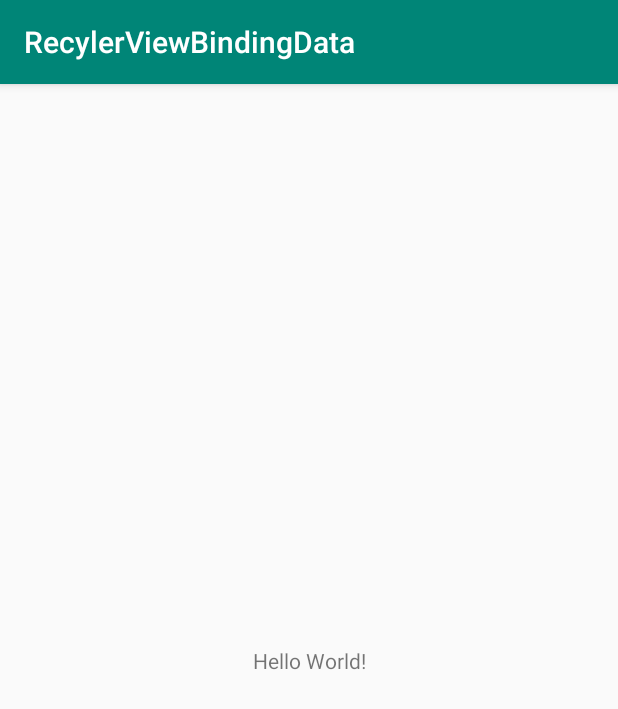
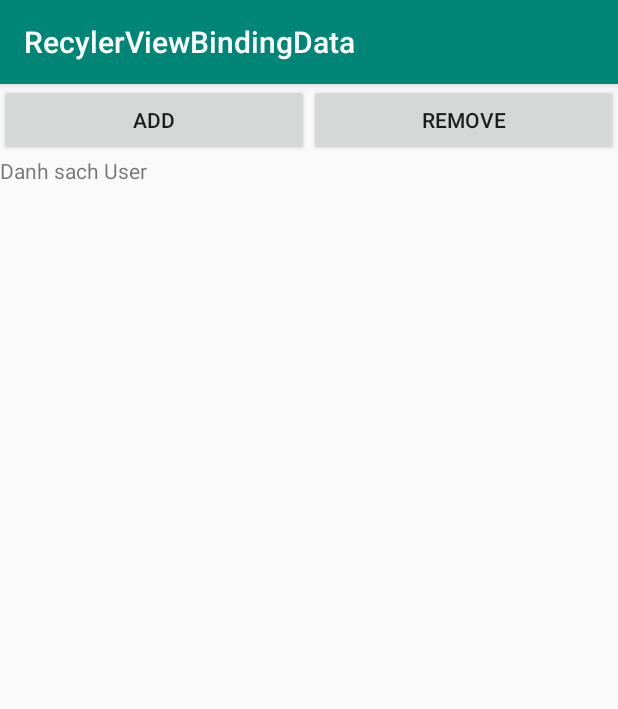
Before and after one commit to PhamCongDan/RecylerViewBindingData, an Android app: the screen it shows after launch (MainActivity), on a phone screen of 412 x 824 dp. Shown: the top 709 px of the screen. Run offline under Robolectric (Android 15) with nearby library versions, the phone set to English and light mode, and no system bars; our stand-ins replace data binding; 1 statement that could not run was skipped.

Commit message:
using mvvm model

```diff
--- a/app/build.gradle
+++ b/app/build.gradle
@@ -16,6 +16,9 @@ android {
             proguardFiles getDefaultProguardFile('proguard-android-optimize.txt'), 'proguard-rules.pro'
         }
     }
+    dataBinding {
+        enabled true
+    }
 }
 
 dependencies {
@@ -25,4 +28,6 @@ dependencies {
     testImplementation 'junit:junit:4.12'
     androidTestImplementation 'com.android.support.test:runner:1.0.2'
     androidTestImplementation 'com.android.support.test.espresso:espresso-core:3.0.2'
+    implementation 'com.android.support:recyclerview-v7:28.0.0'
+
 }
--- a/app/src/main/AndroidManifest.xml
+++ b/app/src/main/AndroidManifest.xml
@@ -9,7 +9,7 @@
         android:roundIcon="@mipmap/ic_launcher_round"
         android:supportsRtl="true"
         android:theme="@style/AppTheme">
-        <activity android:name=".MainActivity">
+        <activity android:name="danpc.rikkei.view.activity.MainActivity">
             <intent-filter>
                 <action android:name="android.intent.action.MAIN" />
 
--- /dev/null
+++ b/app/src/main/java/danpc/rikkei/model/User.java
@@ -0,0 +1,31 @@
+package danpc.rikkei.model;
+
+public class User {
+    private String firstName;
+    private String lastName;
+
+    public User() {
+    }
+
+    public User(String firstName, String lastName) {
+        this.firstName = firstName;
+        this.lastName = lastName;
+    }
+
+    public String getFirstName() {
+        return firstName;
+    }
+
+    public void setFirstName(String firstName) {
+        this.firstName = firstName;
+    }
+
+    public String getLastName() {
+        return lastName;
+    }
+
+    public void setLastName(String lastName) {
+        this.lastName = lastName;
+    }
+
+}
--- /dev/null
+++ b/app/src/main/java/danpc/rikkei/view/activity/MainActivity.java
@@ -0,0 +1,51 @@
+package danpc.rikkei.view.activity;
+
+import android.databinding.DataBindingUtil;
+import android.support.v7.app.AppCompatActivity;
+import android.os.Bundle;
+import android.support.v7.widget.LinearLayoutManager;
+import android.support.v7.widget.RecyclerView;
+
+import java.util.ArrayList;
+
+import danpc.rikkei.model.User;
+import danpc.rikkei.recylerviewbindingdata.R;
+import danpc.rikkei.recylerviewbindingdata.databinding.ActivityMainBinding;
+import danpc.rikkei.view.adapter.UserAdapter;
+import danpc.rikkei.viewmodel.MainActivityModel;
+import danpc.rikkei.viewmodel.UserListModel;
+
+public class MainActivity extends AppCompatActivity {
+
+    @Override
+    protected void onCreate(Bundle savedInstanceState) {
+        super.onCreate(savedInstanceState);
+        setContentView(R.layout.activity_main);
+        initBinding();
+    }
+
+    private void addControls() {
+        RecyclerView recyclerView = findViewById(R.id.rclUser);
+        recyclerView.setHasFixedSize(true);
+        LinearLayoutManager layoutManager = new LinearLayoutManager(this, RecyclerView.VERTICAL, false);
+
+        recyclerView.setLayoutManager(layoutManager);
+        ArrayList<User> lstUser = new ArrayList<>();
+        lstUser.add(new User("dan", "pc"));
+        lstUser.add(new User("hung", "dx"));
+
+        UserAdapter adapter = new UserAdapter(lstUser);
+        recyclerView.setAdapter(adapter);
+    }
+
+    private void initBinding() {
+        ActivityMainBinding binding = DataBindingUtil.setContentView(this, R.layout.activity_main);
+        MainActivityModel mainActivityModel = new MainActivityModel("Danh sach User");
+        binding.setMain(mainActivityModel);
+
+        UserListModel infors = new UserListModel();
+        binding.setInfors(infors);
+    }
+
+
+}
--- /dev/null
+++ b/app/src/main/java/danpc/rikkei/viewmodel/MainActivityModel.java
@@ -0,0 +1,17 @@
+package danpc.rikkei.viewmodel;
+
+public class MainActivityModel {
+    private String title;
+
+    public MainActivityModel(String title) {
+        this.title = title;
+    }
+
+    public String getTitle() {
+        return title;
+    }
+
+    public void setTitle(String title) {
+        this.title = title;
+    }
+}
--- /dev/null
+++ b/app/src/main/java/danpc/rikkei/viewmodel/UserListModel.java
@@ -0,0 +1,38 @@
+package danpc.rikkei.viewmodel;
+
+import android.databinding.ObservableArrayList;
+import android.view.View;
+
+
+import java.util.Random;
+
+import danpc.rikkei.model.User;
+
+public class UserListModel {
+    public ObservableArrayList<User> lstUser = new ObservableArrayList<>();
+    private int sizeUser = 500;
+
+    public UserListModel() {
+        Random r = new Random();
+        for (int i = 0; i <sizeUser; i++) {
+            User user = new User();
+            String firstName = "dan " + i;
+            String lastName = "pc " + i;
+
+            user.setFirstName(firstName);
+            user.setLastName(lastName);
+        }
+    }
+
+    private void add(User user) {
+        lstUser.add(user);
+    }
+
+    public void add(View v) {
+        add(new User("a", "danpc"));
+    }
+
+    public void remove (View v) {
+        lstUser.remove(0);
+    }
+}
--- a/app/src/main/res/layout/activity_main.xml
+++ b/app/src/main/res/layout/activity_main.xml
@@ -1,18 +1,57 @@
 <?xml version="1.0" encoding="utf-8"?>
-<android.support.constraint.ConstraintLayout xmlns:android="http://schemas.android.com/apk/res/android"
+<layout
+    xmlns:android="http://schemas.android.com/apk/res/android"
     xmlns:app="http://schemas.android.com/apk/res-auto"
     xmlns:tools="http://schemas.android.com/tools"
-    android:layout_width="match_parent"
-    android:layout_height="match_parent"
-    tools:context=".MainActivity">
+    xmlns:bind="http://schemas.android.com/apk/res-auto">
 
-    <TextView
-        android:layout_width="wrap_content"
-        android:layout_height="wrap_content"
-        android:text="Hello World!"
-        app:layout_constraintBottom_toBottomOf="parent"
-        app:layout_constraintLeft_toLeftOf="parent"
-        app:layout_constraintRight_toRightOf="parent"
-        app:layout_constraintTop_toTopOf="parent" />
+    <data>
+        <variable
+            name="main"
+            type="danpc.rikkei.viewmodel.MainActivityModel" />
 
-</android.support.constraint.ConstraintLayout>
+        <variable
+            name="infors"
+            type="danpc.rikkei.viewmodel.UserListModel" />
+    </data>
+
+    <LinearLayout
+        android:layout_width="match_parent"
+        android:layout_height="match_parent"
+        android:orientation="vertical"
+        tools:context="danpc.rikkei.view.activity.MainActivity">
+        <LinearLayout
+            android:layout_width="match_parent"
+            android:layout_height="wrap_content">
+
+            <Button
+                android:id="@+id/button"
+                android:layout_width="wrap_content"
+                android:layout_height="wrap_content"
+                android:layout_weight="1"
+                android:text="Add"
+                android:onClick="@{infors::add}"/>
+
+            <Button
+                android:id="@+id/button2"
+                android:layout_width="wrap_content"
+                android:layout_height="wrap_content"
+                android:layout_weight="1"
+                android:text="Remove"
+                android:onClick="@{infors::remove}"/>
+        </LinearLayout>
+
+        <TextView
+            android:layout_width="wrap_content"
+            android:layout_height="wrap_content"
+            android:text="@{main.title}" />
+
+        <android.support.v7.widget.RecyclerView
+            android:id="@+id/rclUser"
+            android:layout_width="match_parent"
+            android:layout_height="wrap_content"
+            bind:items="@{infors.lstUser}"
+            />
+    </LinearLayout>
+
+</layout>
```
Also changed, not shown: app/src/main/java/danpc/rikkei/recylerviewbindingdata/MainActivity.java (deleted, +0 -13 lines), app/src/main/java/danpc/rikkei/view/adapter/ListBinder.java (added, +21 -0 lines), app/src/main/java/danpc/rikkei/view/adapter/UserAdapter.java (added, +61 -0 lines), app/src/main/res/layout/item_user.xml (added, +31 -0 lines).
